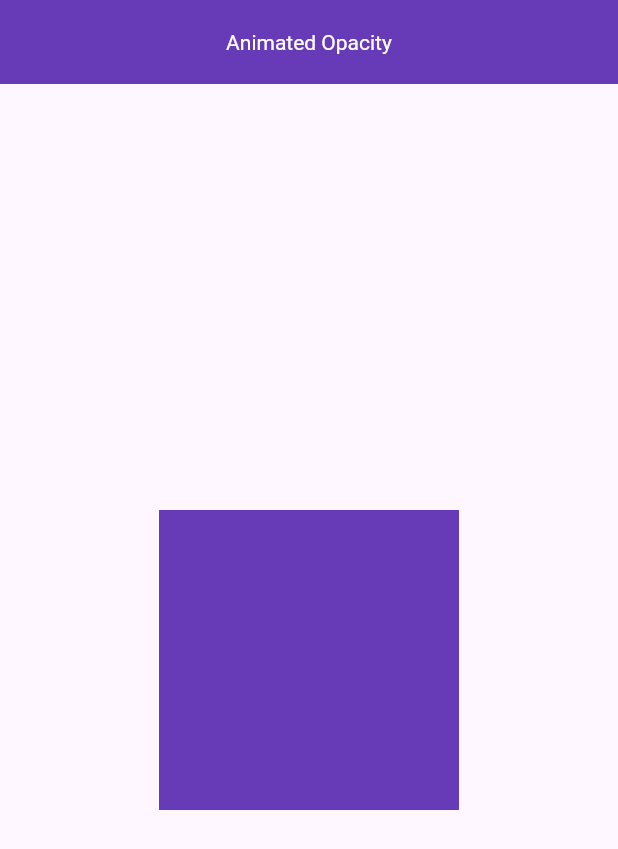
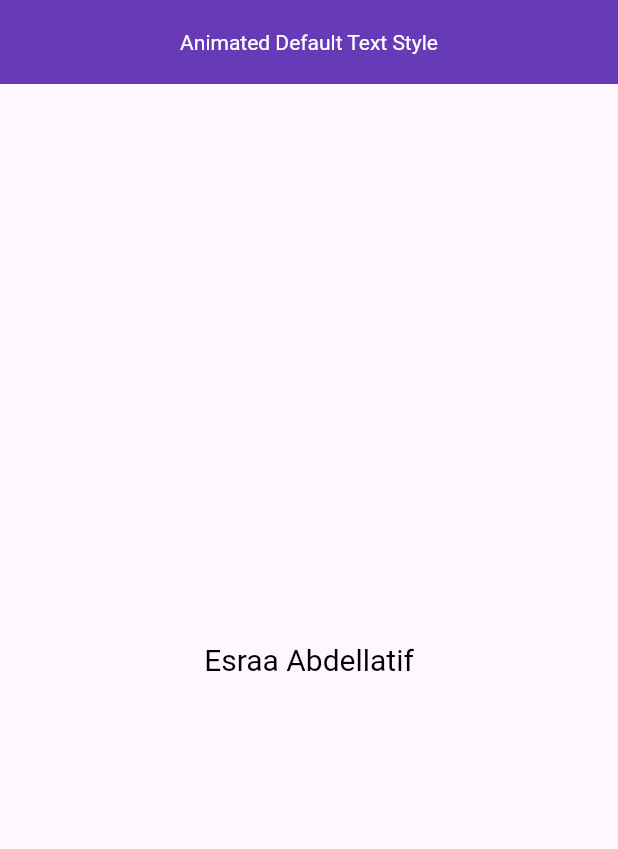
Before and after one commit to Esra2-Abdelltif/Flutter-Animation, a Flutter app: the screen it shows after launch, on a phone screen of 412 x 824 dp. Shown: the top 849 px of the screen. Run offline on Flutter 3.47's test engine with Material 3 defaults, Android fonts, the phone set to English and light mode, and no system bars; our stand-ins replace device_preview.

Commit message:
Animated Default TextStyle

```diff
--- /dev/null
+++ b/lib/animatedDefaultTextStyle/animated_default_textStyle.dart
@@ -0,0 +1,42 @@
+import 'package:flutter/material.dart';
+
+class AnimatedDefaultTextStyleWidget extends StatefulWidget {
+  const AnimatedDefaultTextStyleWidget({super.key});
+
+  @override
+  State<AnimatedDefaultTextStyleWidget> createState() =>
+      _AnimatedDefaultTextStyleWidgetState();
+}
+
+class _AnimatedDefaultTextStyleWidgetState extends State<AnimatedDefaultTextStyleWidget> {
+  double fontSize=20;
+  Color textColor = Colors.black;
+
+  @override
+  Widget build(BuildContext context) {
+    return Scaffold(
+      appBar: AppBar(
+        title: const Text("Animated Default Text Style"),
+      ),
+      body: Column(
+        mainAxisAlignment: MainAxisAlignment.center,
+        children: [
+          InkWell(
+            onTap: () {
+              setState(() {
+                fontSize=35;
+                textColor=Colors.deepPurple;
+              });
+            },
+            child: Center(
+              child: AnimatedDefaultTextStyle(
+                  style: TextStyle(fontSize: fontSize,color: textColor),
+                  duration: const Duration(seconds: 2),
+                  child: const Text("Esraa Abdellatif")),
+            ),
+          )
+        ],
+      ),
+    );
+  }
+}
--- a/lib/main.dart
+++ b/lib/main.dart
@@ -1,6 +1,6 @@
 import 'package:flutter/material.dart';
 import 'package:device_preview/device_preview.dart';
-import 'package:flutter_animation/AnimatedOpacity/animated_opacity.dart';
+import 'package:flutter_animation/animatedDefaultTextStyle/animated_default_textStyle.dart';
 void main() {
   runApp((DevicePreview(
     enabled: true,
@@ -16,13 +16,13 @@ class MyApp extends StatelessWidget {
   Widget build(BuildContext context) {
     return MaterialApp(
       debugShowCheckedModeBanner: false,
-      title: 'Flutter Demo',
+      title: 'Flutter Animation',
       theme: ThemeData(
         appBarTheme: const AppBarTheme(backgroundColor: Colors.deepPurple,centerTitle: true,titleTextStyle: TextStyle(color: Colors.white) ),
         colorScheme: ColorScheme.fromSeed(seedColor: Colors.deepPurple),
         useMaterial3: true,
       ),
-      home: const AnimatedOpacityWidget(),
+      home: const AnimatedDefaultTextStyleWidget(),
     );
   }
 }
```
